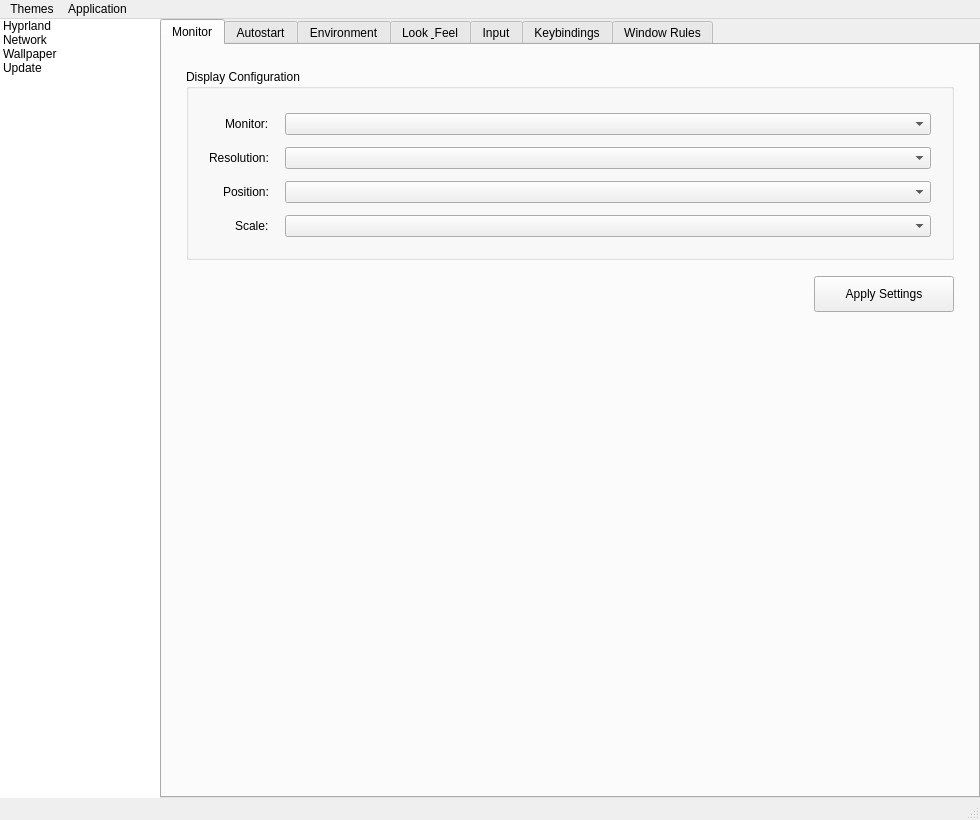
Above: hyprset/ui/generated/widget.ui from EST2374/hypr-set before the change. Below: the same form after it.
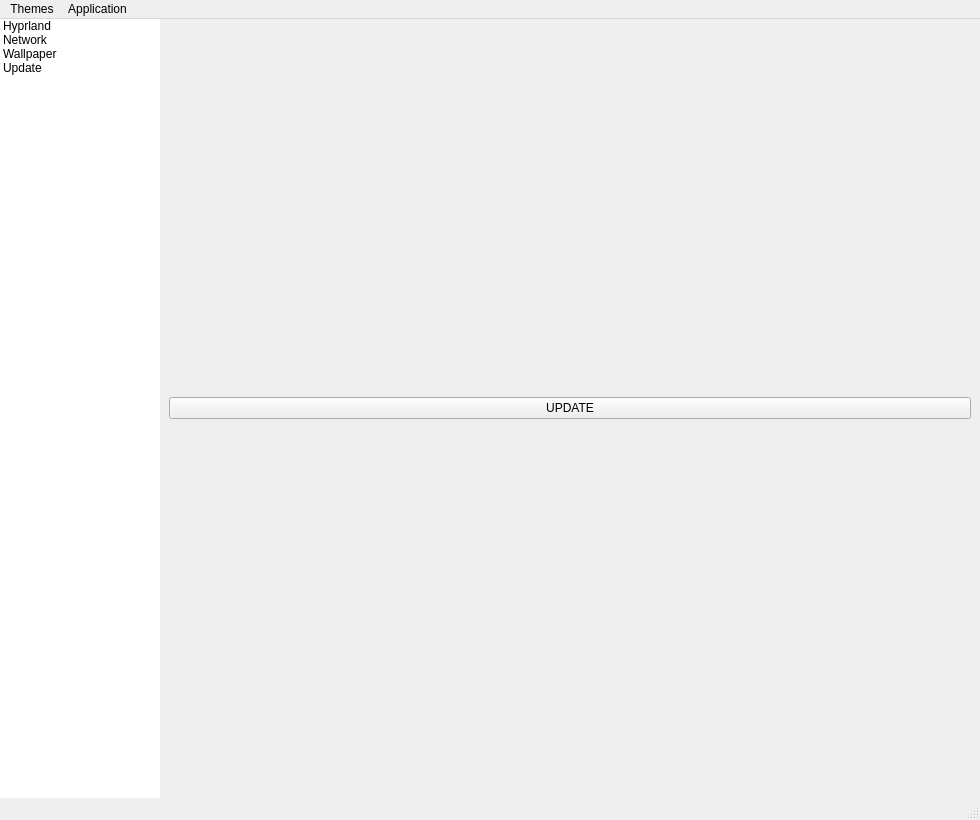
That is the form after the change. The open tabs and pages were chosen to show the change.

```diff
--- a/hyprset/ui/generated/widget.ui
+++ b/hyprset/ui/generated/widget.ui
@@ -1438,7 +1438,17 @@
        </layout>
       </widget>
       <widget class="QWidget" name="page_2"/>
-      <widget class="QWidget" name="page_4"/>
+      <widget class="QWidget" name="update_page">
+       <layout class="QVBoxLayout" name="verticalLayout_2">
+        <item>
+         <widget class="QPushButton" name="update_pushButton">
+          <property name="text">
+           <string>UPDATE</string>
+          </property>
+         </widget>
+        </item>
+       </layout>
+      </widget>
      </widget>
     </item>
    </layout>
```
Left out of the diff: 2 changed lines with no effect on the pictures.
